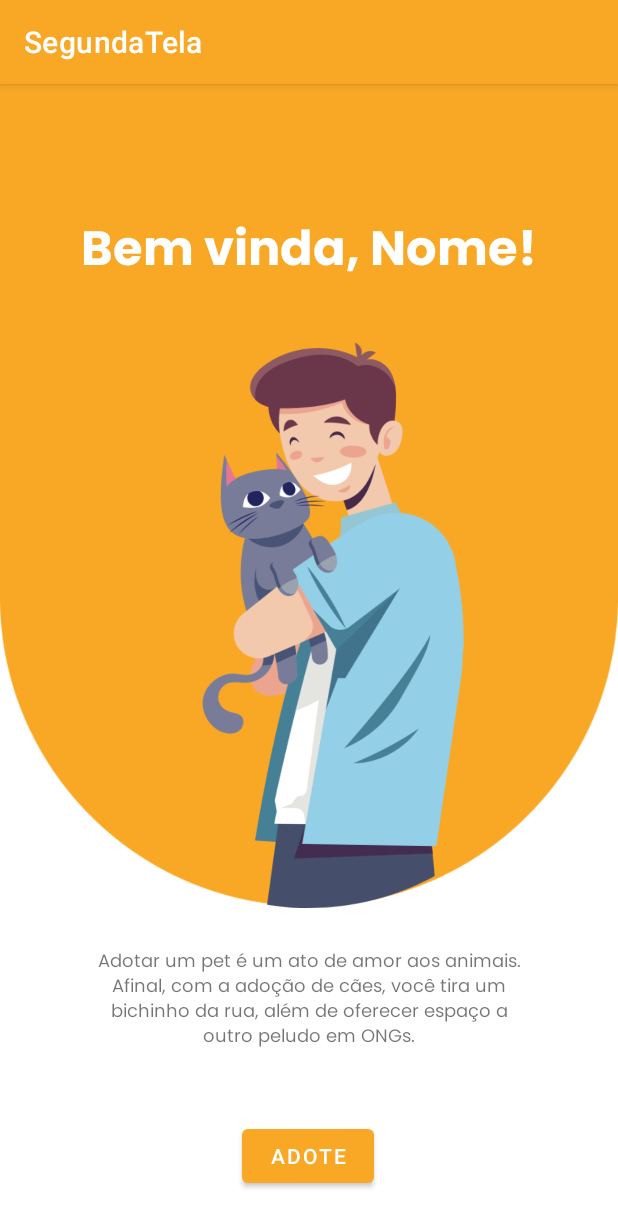
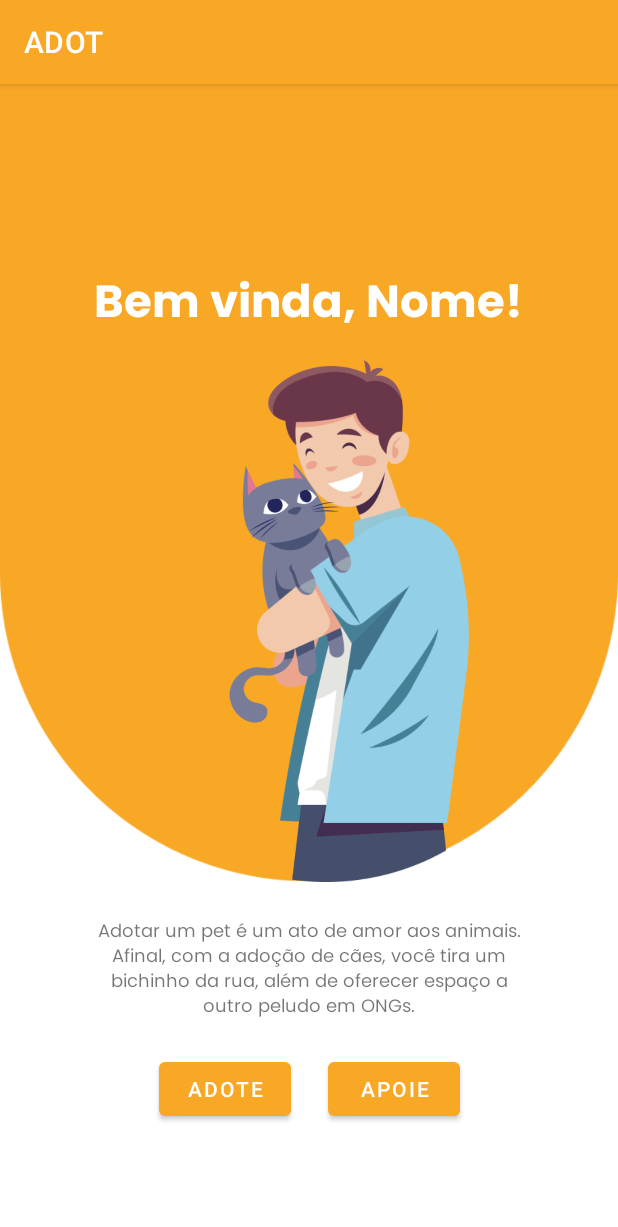
Before and after one commit to analiviaexe/ADOT, an Android app: the Doe screen opened directly, with no data from a screen before it, on a phone screen of 412 x 824 dp. Shown: the top 1227 px of the screen. Run offline under Robolectric (Android 15) with nearby library versions, the light colour scheme and no system bars; Roboto replaces fonts that are not available here; 2 statements that could not run were skipped.

Commit message:
adicionando nome label funcional

```diff
--- a/app/src/main/java/com/ibm/appentrega/Doe.java
+++ b/app/src/main/java/com/ibm/appentrega/Doe.java
@@ -3,6 +3,8 @@ package com.ibm.appentrega;
 import androidx.appcompat.app.AppCompatActivity;
 
 import android.os.Bundle;
+import android.widget.EditText;
+import android.widget.TextView;
 
 public class Doe extends AppCompatActivity {
 
@@ -10,5 +12,10 @@ public class Doe extends AppCompatActivity {
     protected void onCreate(Bundle savedInstanceState) {
         super.onCreate(savedInstanceState);
         setContentView(R.layout.activity_doe);
+
+        TextView text_boasvindas = findViewById(R.id.boasvindas);
+        Bundle bundle = getIntent().getExtras();
+        String nome = bundle.getString("nome");
+        text_boasvindas.setText("Bem vindo(a), " + nome.toString() + "!");
     }
 }
--- a/app/src/main/java/com/ibm/appentrega/MainActivity.java
+++ b/app/src/main/java/com/ibm/appentrega/MainActivity.java
@@ -1,5 +1,6 @@
 package com.ibm.appentrega;
 
+import androidx.appcompat.app.AlertDialog;
 import androidx.appcompat.app.AppCompatActivity;
 
 import android.content.Intent;
@@ -15,6 +16,7 @@ import android.view.inputmethod.EditorInfo;
 import android.widget.Button;
 import android.widget.EditText;
 import android.widget.TextView;
+import android.widget.Toast;
 
 public class MainActivity extends AppCompatActivity {
 
@@ -34,7 +36,6 @@ public class MainActivity extends AppCompatActivity {
             }
         });
 
-        String nome = campo_nome.toString();
         Bundle bundle = new Bundle();
 
         campo_nome.setOnEditorActionListener(new EditText.OnEditorActionListener() {
@@ -42,11 +43,14 @@ public class MainActivity extends AppCompatActivity {
             public boolean onEditorAction(TextView view, int actionId, KeyEvent event) {
                 if(actionId == EditorInfo.IME_ACTION_DONE)
                 {
-                    if(nome != null){
+                    String nome = campo_nome.getText().toString();
+                    if(nome.length() != 0){
                         bundle.putString("nome", nome);
                         Intent in = new Intent(MainActivity.this, Doe.class);
                         in.putExtras(bundle);
                         startActivity(in);
+                    } else {
+                        Toast.makeText(getApplicationContext(), "Por favor, insira seu nome!", Toast.LENGTH_LONG).show();
                     }
                 }
 
--- a/app/src/main/res/layout/activity_doe.xml
+++ b/app/src/main/res/layout/activity_doe.xml
@@ -10,66 +10,82 @@
         android:id="@+id/imageView5"
         android:layout_width="412dp"
         android:layout_height="549dp"
-        android:layout_marginBottom="182dp"
+        android:layout_marginBottom="248dp"
         android:scaleType="fitStart"
         app:layout_constraintBottom_toBottomOf="parent"
         app:layout_constraintEnd_toEndOf="parent"
+        app:layout_constraintHorizontal_bias="1.0"
         app:layout_constraintStart_toStartOf="parent"
         app:layout_constraintTop_toTopOf="parent"
-        app:layout_constraintVertical_bias="0.0"
+        app:layout_constraintVertical_bias="0.61"
         app:srcCompat="@drawable/rectangle" />
 
-    <ImageView
-        android:id="@+id/imageView6"
+    <TextView
+        android:id="@+id/boasvindas"
         android:layout_width="wrap_content"
-        android:layout_height="390dp"
-        android:rotation="1"
+        android:layout_height="wrap_content"
+        android:fontFamily="@font/poppins_bold"
+        android:text="@string/text_bemvindo"
+        android:textColor="@color/white"
+        android:textSize="30sp"
         app:layout_constraintBottom_toBottomOf="@+id/imageView5"
         app:layout_constraintEnd_toEndOf="parent"
-        app:layout_constraintHorizontal_bias="0.0"
+        app:layout_constraintHorizontal_bias="0.495"
+        app:layout_constraintStart_toStartOf="parent"
+        app:layout_constraintTop_toTopOf="@+id/imageView5"
+        app:layout_constraintVertical_bias="0.28" />
+
+    <TextView
+        android:id="@+id/textView7"
+        android:layout_width="289dp"
+        android:layout_height="78dp"
+        android:layout_marginTop="12dp"
+        android:fontFamily="@font/poppins"
+        android:text="@string/text_adocao"
+        android:textAlignment="center"
+        android:textSize="12sp"
+        app:layout_constraintBottom_toBottomOf="parent"
+        app:layout_constraintEnd_toEndOf="parent"
+        app:layout_constraintStart_toStartOf="parent"
+        app:layout_constraintTop_toBottomOf="@+id/imageView5"
+        app:layout_constraintVertical_bias="0.076" />
+
+    <Button
+        android:id="@+id/button4"
+        android:layout_width="wrap_content"
+        android:layout_height="wrap_content"
+        android:layout_marginEnd="100dp"
+        android:text="@string/bt_apoie"
+        app:layout_constraintBottom_toBottomOf="parent"
+        app:layout_constraintEnd_toEndOf="parent"
+        app:layout_constraintHorizontal_bias="0.977"
+        app:layout_constraintStart_toStartOf="parent"
+        app:layout_constraintTop_toBottomOf="@+id/textView7"
+        app:layout_constraintVertical_bias="0.148" />
+
+    <Button
+        android:id="@+id/button5"
+        android:layout_width="wrap_content"
+        android:layout_height="wrap_content"
+        android:layout_marginStart="100dp"
+        android:layout_marginEnd="16dp"
+        android:text="@string/bt_adote"
+        app:layout_constraintBaseline_toBaselineOf="@+id/button4"
+        app:layout_constraintEnd_toStartOf="@+id/button4"
+        app:layout_constraintHorizontal_bias="0.428"
+        app:layout_constraintStart_toStartOf="parent" />
+
+    <ImageView
+        android:id="@+id/imageView9"
+        android:layout_width="214dp"
+        android:layout_height="359dp"
+        android:scaleType="fitEnd"
+        app:layout_constraintBottom_toBottomOf="@+id/imageView5"
+        app:layout_constraintEnd_toEndOf="parent"
+        app:layout_constraintHorizontal_bias="0.497"
         app:layout_constraintStart_toStartOf="parent"
         app:layout_constraintTop_toTopOf="parent"
         app:layout_constraintVertical_bias="1.0"
         app:srcCompat="@drawable/group" />
 
-    <TextView
-        android:id="@+id/textView6"
-        android:layout_width="wrap_content"
-        android:layout_height="wrap_content"
-        android:fontFamily="@font/poppins_bold"
-        android:text="@string/text_bemvindo"
-        android:textColor="@color/white"
-        android:textSize="32sp"
-        app:layout_constraintBottom_toTopOf="@+id/imageView6"
-        app:layout_constraintEnd_toEndOf="parent"
-        app:layout_constraintStart_toStartOf="parent"
-        app:layout_constraintTop_toTopOf="@+id/imageView5"
-        app:layout_constraintVertical_bias="0.82" />
-
-    <TextView
-        android:id="@+id/textView7"
-        android:layout_width="289dp"
-        android:layout_height="82dp"
-        android:layout_marginTop="16dp"
-        android:fontFamily="@font/poppins"
-        android:text="@string/text_adocao"
-        android:textAlignment="center"
-        android:textSize="12sp"
-        app:layout_constraintBottom_toTopOf="@+id/button2"
-        app:layout_constraintEnd_toEndOf="parent"
-        app:layout_constraintStart_toStartOf="parent"
-        app:layout_constraintTop_toBottomOf="@+id/imageView5"
-        app:layout_constraintVertical_bias="0.23" />
-
-    <Button
-        android:id="@+id/button2"
-        android:layout_width="wrap_content"
-        android:layout_height="wrap_content"
-        android:text="@string/bt_adote"
-        app:layout_constraintBottom_toBottomOf="parent"
-        app:layout_constraintEnd_toEndOf="parent"
-        app:layout_constraintHorizontal_bias="0.498"
-        app:layout_constraintStart_toStartOf="parent"
-        app:layout_constraintTop_toBottomOf="@+id/imageView5"
-        app:layout_constraintVertical_bias="0.828" />
 </androidx.constraintlayout.widget.ConstraintLayout>
--- a/app/src/main/res/values/strings.xml
+++ b/app/src/main/res/values/strings.xml
@@ -3,7 +3,7 @@
     <string name="intro">Na ADOT fazemos a conexão entre você que deseja adotar um pet com uma rede de mais de 100 ONGs por todo o Brasil!</string>
     <string name="chamada">Dê um MATCH com o seu PET!</string>
     <string name="bt_home">Começar</string>
-    <string name="title_activity_segunda_tela">SegundaTela</string>
+    <string name="title_activity_segunda_tela">ADOT</string>
     <string name="title_activity_menu">Menu</string>
     <string name="bt_adote">Adote</string>
     <string name="bt_apoie">Apoie</string>
```
Also changed, not shown: app/src/main/res/drawable/frame1.png (added).
